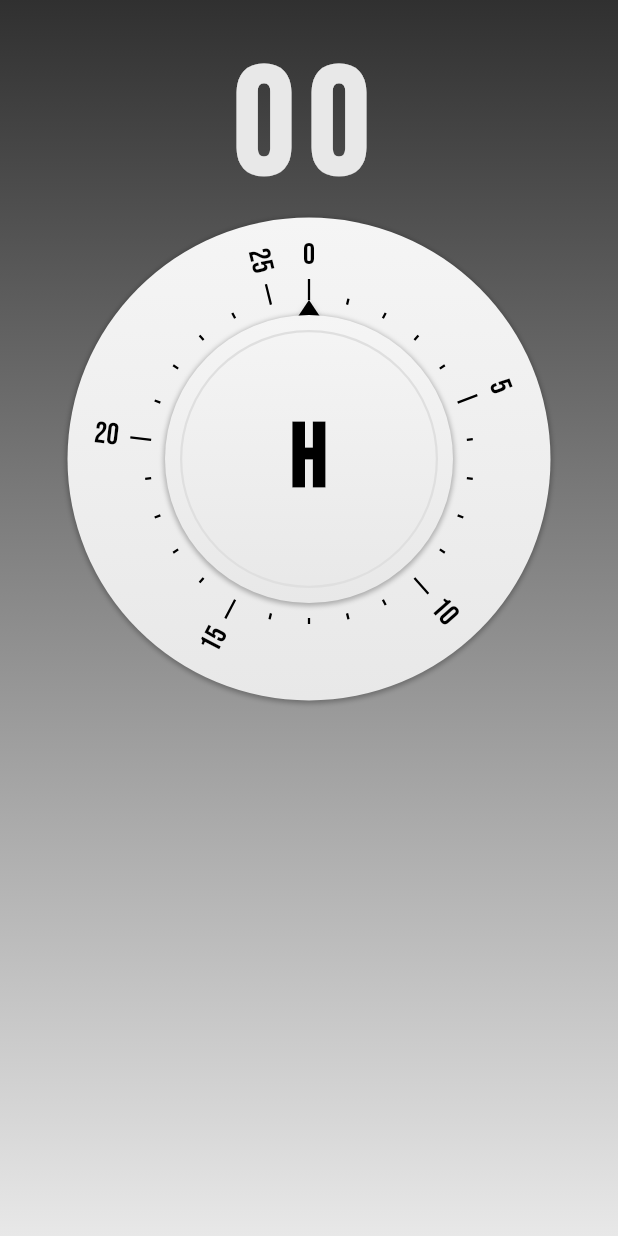
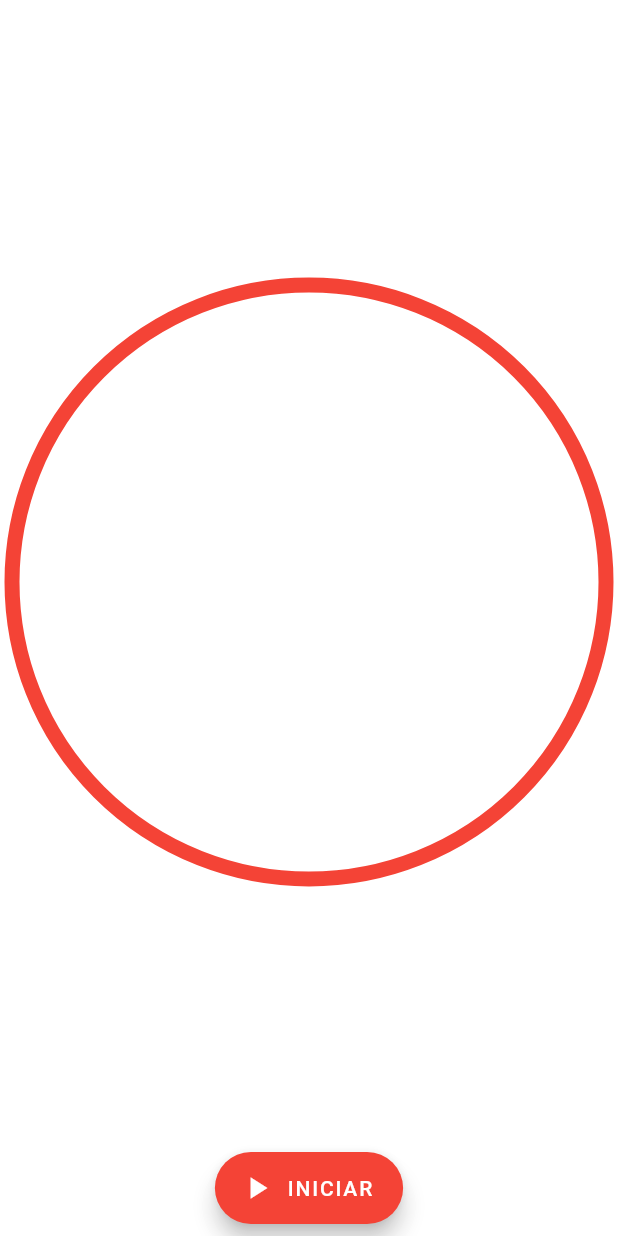
Before and after one commit to herverson/pomodoro, a Flutter app: the screen it shows after launch, on a phone screen of 412 x 824 dp. Run offline on Flutter 3.47's test engine with Material 2 defaults, Android fonts, the phone set to English and light mode, and no system bars; our stand-ins replace audioplayers; missing offline and left inert: fluttery_dart2.

Commit message:
Design: update to circle progress

```diff
--- /dev/null
+++ b/lib/circle_progress.dart
@@ -0,0 +1,34 @@
+import 'dart:math' as math;
+
+import 'package:flutter/material.dart';
+class CustomTimerPainter extends CustomPainter {
+  CustomTimerPainter({
+    this.animation,
+    this.backgroundColor,
+    this.color,
+  }) : super(repaint: animation);
+
+  final Animation<double> animation;
+  final Color backgroundColor, color;
+
+  @override
+  void paint(Canvas canvas, Size size) {
+    Paint paint = Paint()
+      ..color = backgroundColor
+      ..strokeWidth = 10.0
+      ..strokeCap = StrokeCap.butt
+      ..style = PaintingStyle.stroke;
+
+    canvas.drawCircle(size.center(Offset.zero), size.width / 2.0, paint);
+    paint.color = color;
+    double progress = (1.0 - animation.value) * 2 * math.pi;
+    canvas.drawArc(Offset.zero & size, math.pi * 1.5, -progress, false, paint);
+  }
+
+  @override
+  bool shouldRepaint(CustomTimerPainter old) {
+    return animation.value != old.animation.value ||
+        color != old.color ||
+        backgroundColor != old.backgroundColor;
+  }
+}
--- a/lib/main.dart
+++ b/lib/main.dart
@@ -1,105 +1,160 @@
-import 'package:pomodoro/pomodoro_timer.dart';
-import 'package:pomodoro/pomodoro_timer_controls.dart';
-import 'package:pomodoro/pomodoro_timer_dial.dart';
-import 'package:pomodoro/pomodoro_timer_time_display.dart';
+import 'package:audioplayers/audio_cache.dart';
 import 'package:flutter/material.dart';
 
-final Color GRADIENT_TOP = const Color(0xFF303030);
-final Color GRADIENT_BOTTOM = const Color(0xFFE8E8E8);
-
+import 'circle_progress.dart';
 
 void main() => runApp(MyApp());
-class MyApp extends StatefulWidget {
+
+class MyApp extends StatelessWidget {
   @override
-  _MyAppState createState() => new _MyAppState();
+  Widget build(BuildContext context) {
+    return MaterialApp(
+      home: CountDownTimer(),
+      debugShowCheckedModeBanner: false,
+      theme: ThemeData(
+        iconTheme: IconThemeData(
+          color: Colors.white,
+        ),
+        accentColor: Colors.red,
+      ),
+    );
+  }
+}
+const alarmAudioPath = "alarme.mp3";
+class CountDownTimer extends StatefulWidget {
+  @override
+  _CountDownTimerState createState() => _CountDownTimerState();
 }
 
-class _MyAppState extends State<MyApp> {
-
-  EggTimer eggTimer;
-
-  _MyAppState() {
-
-    eggTimer = new EggTimer(
-      maxTime: const Duration(minutes: 26),
-      onTimerUpdate: _onTimerUpdate,
-    );
+class _CountDownTimerState extends State<CountDownTimer>
+    with TickerProviderStateMixin {
+  AnimationController controller;
+  final AudioCache player = new AudioCache();
+  String get timerString {
+    Duration duration = controller.duration * controller.value;
+    if (duration.inMilliseconds == 0)
+      player.play(alarmAudioPath);
+    return '${duration.inMinutes.toString().padLeft(2, '0')}:${(duration.inSeconds % 60).toString().padLeft(2, '0')}';
   }
 
-  _onTimeSelected(Duration newTime) {
-    setState(() {
-      eggTimer.currentTime = newTime;
-    });
-  }
-
-  _onDialStopTurning(Duration newTime) {
-    setState(() {
-      eggTimer.currentTime = newTime;
-      eggTimer.resume();
-    });
-  }
-
-  _onTimerUpdate() {
-    setState(() { });
+  @override
+  void initState() {
+    super.initState();
+    controller = AnimationController(
+      vsync: this,
+      duration: Duration(seconds: 25),
+    );
   }
 
   @override
   Widget build(BuildContext context) {
-    return new MaterialApp(
-      debugShowCheckedModeBanner: false,
-      title: 'Pomodoro Herver',
-      theme: new ThemeData(
-        fontFamily: 'BebasNeue',
+    ThemeData themeData = Theme.of(context);
+    return Scaffold(
+      backgroundColor: Colors.white10,
+      body: AnimatedBuilder(
+          animation: controller,
+          builder: (context, child) {
+            return Stack(
+              children: <Widget>[
+                Align(
+                  alignment: Alignment.bottomCenter,
+                  child:
+                  Container(
+                    decoration: BoxDecoration(
+                      gradient: LinearGradient(
+                        colors: [
+                          Colors.amber[200],
+                          Colors.amber
+                        ],
+                        stops: [0.0, 0.7],
+                        begin: Alignment.topCenter
+                      )
                     ),
-      home: new Scaffold(
-        body: new Container(
-          decoration: new BoxDecoration(
-            gradient: new LinearGradient(
-              begin: Alignment.topCenter,
-              end: Alignment.bottomCenter,
-              colors: [GRADIENT_TOP, GRADIENT_BOTTOM],
+                    height:
+                    controller.value * MediaQuery.of(context).size.height,
                   ),
                 ),
-          child: new Center(
-            child: new Column(
-              children: [
-                new EggTimerTimeDisplay(
-                  eggTimerState: eggTimer.state,
-                  selectionTime: eggTimer.lastStartTime,
-                  countdownTime: eggTimer.currentTime,
+                Padding(
+                  padding: EdgeInsets.all(8.0),
+                  child: Column(
+                    mainAxisAlignment: MainAxisAlignment.spaceBetween,
+                    children: <Widget>[
+                      Expanded(
+                        child: Align(
+                          alignment: FractionalOffset.center,
+                          child: AspectRatio(
+                            aspectRatio: 1.0,
+                            child: GestureDetector(
+                              onTap: () {
+                                if (controller.isAnimating)
+                                    controller.stop();
+                                else {
+                                  controller.reverse(
+                                      from: controller.value == 0.0
+                                          ? 1.0
+                                          : controller.value);
+                                }
+                              },
+                              child: Stack(
+                                children: <Widget>[
+                                  Positioned.fill(
+                                    child: CustomPaint(
+                                        painter: CustomTimerPainter(
+                                          animation: controller,
+                                          backgroundColor: Colors.white,
+                                          color: themeData.indicatorColor,
+                                        )),
                                   ),
-
-                new PomodoroTimerDial(
-                  eggTimerState: eggTimer.state,
-                  currentTime: eggTimer.currentTime,
-                  maxTime: eggTimer.maxTime,
-                  ticksPerSection: 5,
-                  onTimeSelected: _onTimeSelected,
-                  onDialStopTurning: _onDialStopTurning,
+                                  Align(
+                                    alignment: FractionalOffset.center,
+                                    child: Column(
+                                      mainAxisAlignment:
+                                      MainAxisAlignment.spaceEvenly,
+                                      crossAxisAlignment:
+                                      CrossAxisAlignment.center,
+                                      children: <Widget>[
+                                        Text(
+                                          timerString,
+                                          style: TextStyle(
+                                              fontSize: 112.0,
+                                              color: Colors.white),
                                         ),
-
-                new Expanded(child: new Container()),
-
-                new PomodoroTimerControls(
-                  eggTimerState: eggTimer.state,
-                  onPause: () {
-                    setState(() => eggTimer.pause());
-                  },
-                  onResume: () {
-                    setState(() => eggTimer.resume());
-                  },
-                  onRestart: () {
-                    setState(() => eggTimer.restart());
-                  },
-                  onReset: () {
-                    setState(() => eggTimer.reset());
-                  },
+                                      ],
+                                    ),
                                   ),
                                 ],
                               ),
                             ),
                           ),
                         ),
+                      ),
+                      AnimatedBuilder(
+                        animation: controller,
+                        builder: (context, child) {
+                          return FloatingActionButton.extended(
+                              onPressed: () {
+                                if (controller.isAnimating)
+                                  controller.stop();
+                                else {
+                                  controller.reverse(
+                                      from: controller.value == 0.0
+                                          ? 1.0
+                                          : controller.value);
+                                }
+                              },
+                              icon: Icon(controller.isAnimating
+                                  ? Icons.pause
+                                  : Icons.play_arrow),
+                              label: Text(
+                                  controller.isAnimating ? "PAUSAR" : "INICIAR"));
+                        }
+                      ),
+                    ],
+                  ),
+                ),
+              ],
+            );
+          }),
     );
   }
 }
--- a/pubspec.yaml
+++ b/pubspec.yaml
@@ -30,6 +30,9 @@ dependencies:
   flutter_local_notifications: ^1.4.3
   provider:
   shared_preferences: ^0.5.7+1
+  mobx: ^1.1.1
+  flutter_mobx: ^1.1.0
+
 
 
 
@@ -37,6 +40,9 @@ dependencies:
 dev_dependencies:
   flutter_test:
     sdk: flutter
+  build_runner: ^1.8.1
+  mobx_codegen: ^1.0.3
+
 
 
 # For information on the generic Dart part of this file, see the
```
Also changed, not shown: lib/pomodoro_timer.dart (+22 -4 lines), pubspec.lock. Lines whose indentation alone changed are shown as unchanged.
